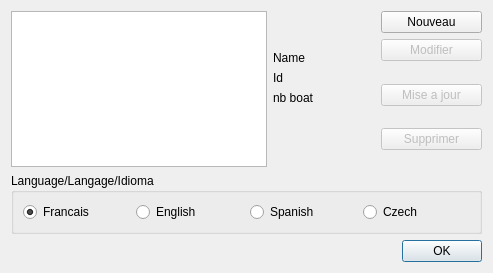
Before: the Qt Designer form src/Ui/playerAccount.ui in nohal/qtVlm, drawn with Qt 5.
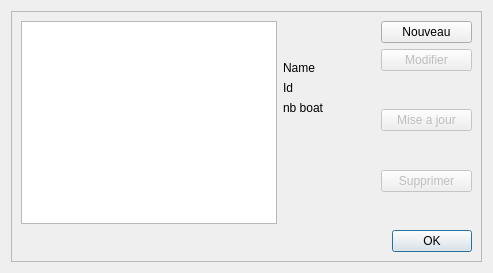
After: the same form once the commit is applied.

What changed in the file:
```diff
--- a/src/Ui/playerAccount.ui
+++ b/src/Ui/playerAccount.ui
@@ -15,6 +15,21 @@
   </property>
   <layout class="QVBoxLayout" name="verticalLayout_2">
    <item>
+    <widget class="QScrollArea" name="scrollArea">
+     <property name="widgetResizable">
+      <bool>true</bool>
+     </property>
+     <widget class="QWidget" name="scrollAreaWidgetContents">
+      <property name="geometry">
+       <rect>
+        <x>0</x>
+        <y>0</y>
+        <width>473</width>
+        <height>253</height>
+       </rect>
+      </property>
+      <layout class="QVBoxLayout" name="verticalLayout_3">
+       <item>
     <layout class="QHBoxLayout" name="horizontalLayout">
      <item>
       <widget class="QListWidget" name="list_player">
@@ -180,46 +195,6 @@
      </item>
     </layout>
    </item>
-   <item>
-    <widget class="QGroupBox" name="lang">
-     <property name="title">
-      <string>Language/Langage/Idioma</string>
-     </property>
-     <layout class="QHBoxLayout" name="horizontalLayout_2">
-      <item>
-       <widget class="QRadioButton" name="fr">
-        <property name="text">
-         <string>Francais</string>
-        </property>
-        <property name="checked">
-         <bool>true</bool>
-        </property>
-       </widget>
-      </item>
-      <item>
-       <widget class="QRadioButton" name="en">
-        <property name="text">
-         <string>English</string>
-        </property>
-       </widget>
-      </item>
-      <item>
-       <widget class="QRadioButton" name="es">
-        <property name="text">
-         <string>Spanish</string>
-        </property>
-       </widget>
-      </item>
-      <item>
-       <widget class="QRadioButton" name="cz">
-        <property name="text">
-         <string>Czech</string>
-        </property>
-       </widget>
-      </item>
-     </layout>
-    </widget>
-   </item>
    <item>
     <widget class="QDialogButtonBox" name="buttonBox">
      <property name="orientation">
@@ -232,6 +207,10 @@
    </item>
   </layout>
  </widget>
+    </widget>
+   </item>
+  </layout>
+ </widget>
  <tabstops>
   <tabstop>buttonBox</tabstop>
   <tabstop>fr</tabstop>
```
Left out of the diff: 5 changed lines with no effect on the pictures. Lines whose indentation alone changed are shown as unchanged.
